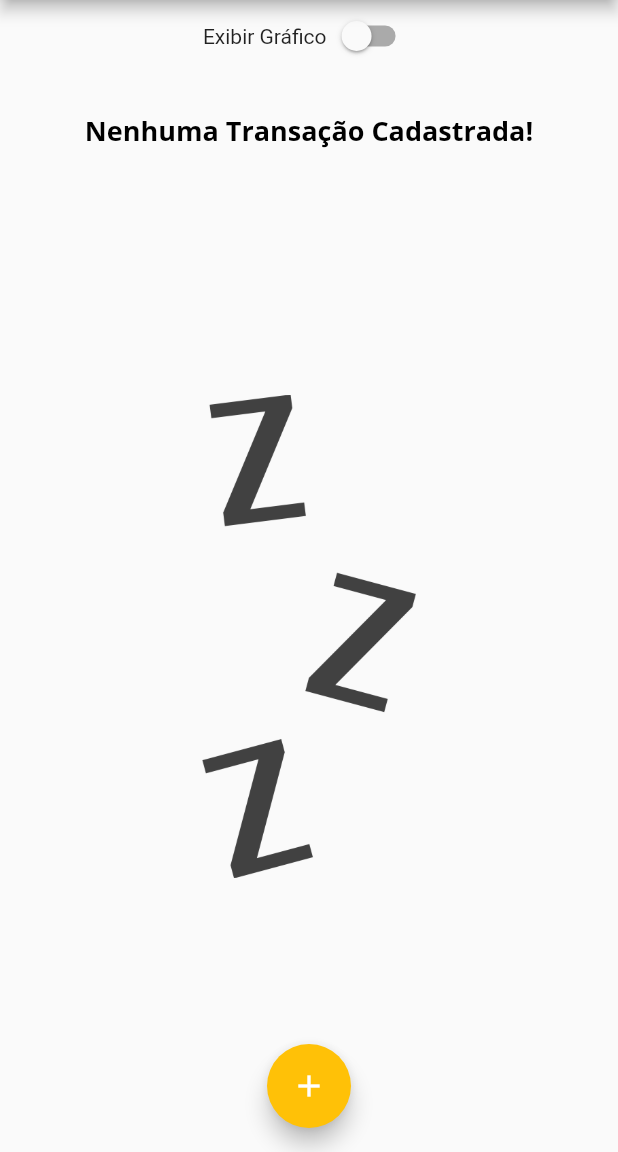
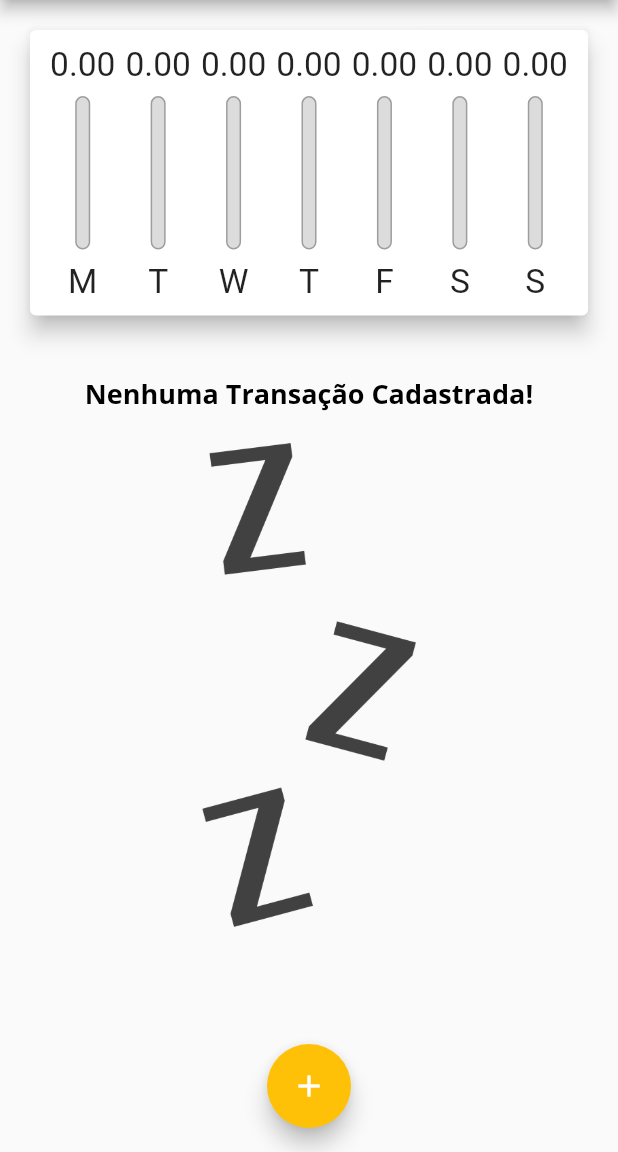
Before and after one commit to Souza83/expenses, a Flutter app: the screen it shows after launch, on a phone screen of 412 x 824 dp, the part 84-1236 px from its top. Run offline on Flutter 3.47's test engine with Material 2 defaults, Android fonts, the phone set to English and light mode, and no system bars.

Commit message:
Modo Paisagem #03

```diff
--- a/lib/components/transaction_list.dart
+++ b/lib/components/transaction_list.dart
@@ -15,15 +15,12 @@ class TransactionList extends StatelessWidget {
             builder: (ctx, constraints) {
               return Column(
                 children: [
-                  SizedBox(height: constraints.maxHeight * 0.05),
-                  Container(
-                    height: constraints.maxHeight * 0.3,
-                    child: Text(
-                      'Nenhuma Transação Cadastrada!',
-                      style: Theme.of(context).textTheme.headline6,
-                    ),
+                  SizedBox(height: 20),
+                  Text(
+                    'Nenhuma Transação Cadastrada!',
+                    style: Theme.of(context).textTheme.headline6,
                   ),
-                  SizedBox(height: constraints.maxHeight * 0.05),
+                  SizedBox(height: 20),
                   Container(
                     height: constraints.maxHeight * 0.6,
                     child: Image.asset(
--- a/lib/main.dart
+++ b/lib/main.dart
@@ -94,6 +94,9 @@ class _MyHomePageState extends State<MyHomePage> {
 
   @override
   Widget build(BuildContext context) {
+    bool isLandscape =
+        MediaQuery.of(context).orientation == Orientation.landscape;
+
     final appBar = AppBar(
       title: Text('Despesas Pessoais'),
       actions: <Widget>[
@@ -114,6 +117,7 @@ class _MyHomePageState extends State<MyHomePage> {
         child: Column(
           crossAxisAlignment: CrossAxisAlignment.stretch, //Estica os objetos
           children: <Widget>[
+            if (isLandscape)
               Row(
                 mainAxisAlignment: MainAxisAlignment.center,
                 children: [
@@ -128,12 +132,12 @@ class _MyHomePageState extends State<MyHomePage> {
                   ),
                 ],
               ),
-            if (_showChart)
+            if (_showChart || !isLandscape)
               Container(
-                height: availableHeight * 0.30,
+                height: availableHeight * (isLandscape ? 0.7 : 0.30),
                 child: Chart(_recentTransactions),
               ),
-            if (!_showChart)
+            if (!_showChart || !isLandscape)
               Container(
                 height: availableHeight * 0.70,
                 child: TransactionList(_transactions, _removeTransaction),
```
Lines whose indentation alone changed are shown as unchanged.
